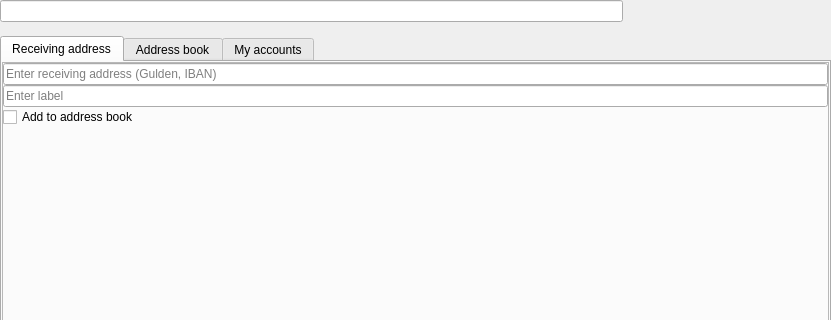
Before: the Qt Designer form src/qt/_Gulden/forms/guldensendcoinsentry.ui in frozenflux3/munt-official, drawn with Qt 5; both pictures show x 0 to 831 and y 0 to 320 of the 831 by 660 pixel window.
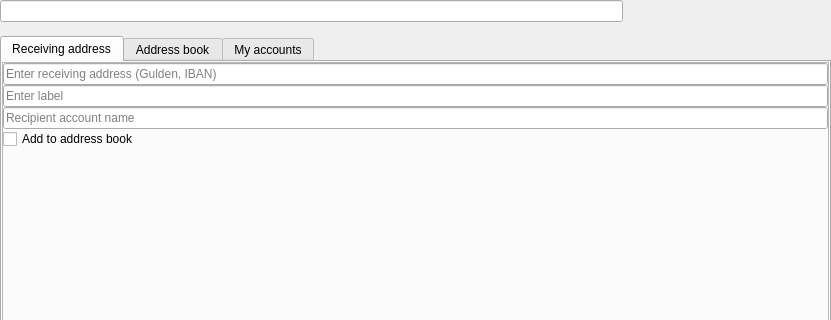
After: the same form once the commit is applied. Custom widgets are drawn as their Qt base class.

Commit message:
UI: Introduce basic 'recipient' field for IBAN payments.
Necessary requirement introduced by Nocks to make IBAN payments.

What changed in the file:
```diff
--- a/src/qt/_Gulden/forms/guldensendcoinsentry.ui
+++ b/src/qt/_Gulden/forms/guldensendcoinsentry.ui
@@ -156,6 +156,13 @@
                 </property>
                </widget>
               </item>
+              <item>
+               <widget class="QLineEdit" name="receivingAddressAccountName">
+                <property name="placeholderText">
+                 <string>Recipient account name</string>
+                </property>
+               </widget>
+              </item>
               <item>
                <widget class="QCheckBox" name="checkBoxAddToAddressBook">
                 <property name="text">
```
The commit also changes 6 other files.
